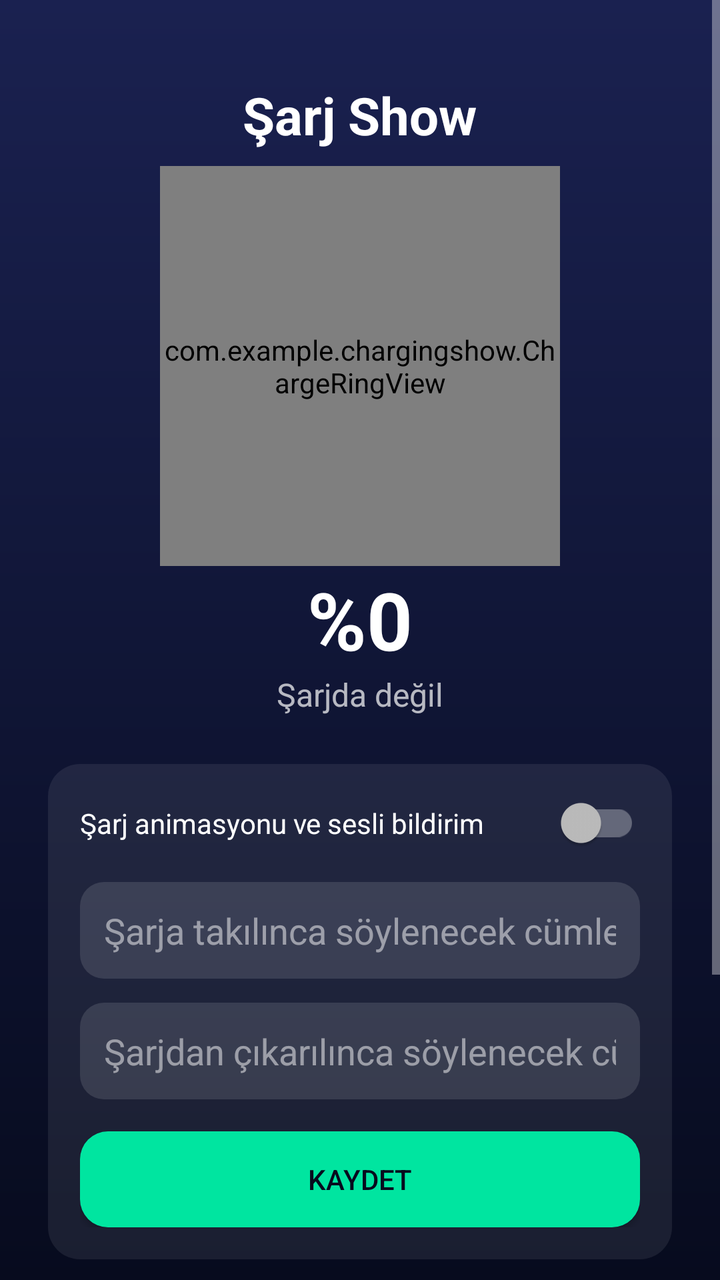
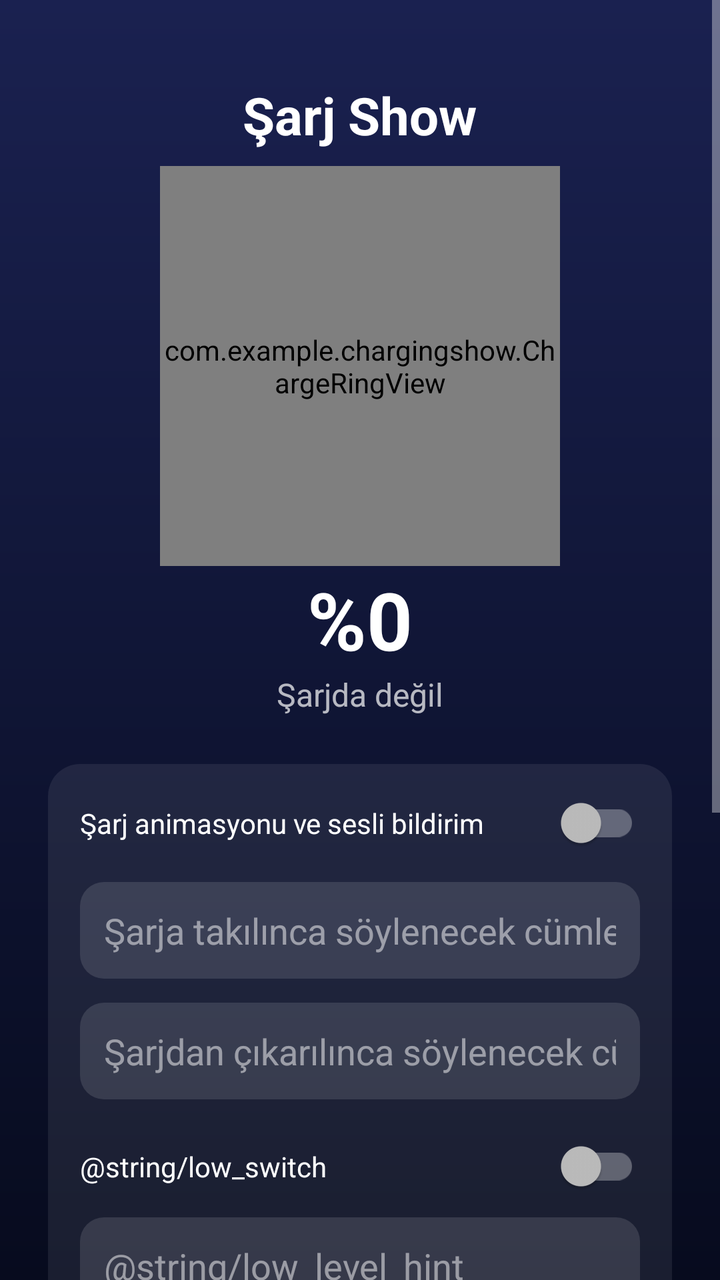

Two renders of the same Android screen: before a commit and after it. Below are the layout's source before the change and the commit's diff.
<!-- AndroidManifest.xml: application theme Theme.ChargingShow -->
<!-- res/layout/activity_settings.xml -->
<?xml version="1.0" encoding="utf-8"?>
<ScrollView xmlns:android="http://schemas.android.com/apk/res/android"
    android:layout_width="match_parent"
    android:layout_height="match_parent"
    android:background="@drawable/bg_gradient"
    android:fillViewport="true">

    <LinearLayout
        android:layout_width="match_parent"
        android:layout_height="wrap_content"
        android:gravity="center_horizontal"
        android:orientation="vertical"
        android:padding="24dp">

        <TextView
            android:layout_width="wrap_content"
            android:layout_height="wrap_content"
            android:layout_marginTop="16dp"
            android:text="@string/app_name"
            android:textColor="@color/text_primary"
            android:textSize="26sp"
            android:textStyle="bold" />

        <com.example.chargingshow.ChargeRingView
            android:id="@+id/ring"
            android:layout_width="200dp"
            android:layout_height="200dp"
            android:layout_marginTop="8dp" />

        <TextView
            android:id="@+id/tvPercent"
            android:layout_width="wrap_content"
            android:layout_height="wrap_content"
            android:text="%0"
            android:textColor="@color/text_primary"
            android:textSize="40sp"
            android:textStyle="bold" />

        <TextView
            android:id="@+id/tvStatus"
            android:layout_width="wrap_content"
            android:layout_height="wrap_content"
            android:text="@string/not_charging"
            android:textColor="@color/text_secondary"
            android:textSize="16sp" />

        <LinearLayout
            android:layout_width="match_parent"
            android:layout_height="wrap_content"
            android:layout_marginTop="24dp"
            android:background="@drawable/bg_card"
            android:orientation="vertical"
            android:padding="16dp">

            <androidx.appcompat.widget.SwitchCompat
                android:id="@+id/switchService"
                android:layout_width="match_parent"
                android:layout_height="wrap_content"
                android:text="@string/service_switch"
                android:textColor="@color/text_primary" />

            <EditText
                android:id="@+id/etPlug"
                android:layout_width="match_parent"
                android:layout_height="wrap_content"
                android:layout_marginTop="16dp"
                android:background="@drawable/bg_input"
                android:hint="@string/plug_text_hint"
                android:inputType="text"
                android:padding="12dp"
                android:textColor="@color/text_primary"
                android:textColorHint="#80FFFFFF" />

            <EditText
                android:id="@+id/etUnplug"
                android:layout_width="match_parent"
                android:layout_height="wrap_content"
                android:layout_marginTop="12dp"
                android:background="@drawable/bg_input"
                android:hint="@string/unplug_text_hint"
                android:inputType="text"
                android:padding="12dp"
                android:textColor="@color/text_primary"
                android:textColorHint="#80FFFFFF" />

            <Button
                android:id="@+id/btnSave"
                android:layout_width="match_parent"
                android:layout_height="wrap_content"
                android:layout_marginTop="16dp"
                android:background="@drawable/bg_button"
                android:text="@string/save"
                android:textColor="@color/bg_dark" />
        </LinearLayout>

        <LinearLayout
            android:layout_width="match_parent"
            android:layout_height="wrap_content"
            android:layout_marginTop="16dp"
            android:background="@drawable/bg_card"
            android:orientation="vertical"
            android:padding="16dp">

            <TextView
                android:id="@+id/tvOverlayState"
                android:layout_width="match_parent"
                android:layout_height="wrap_content"
                android:textColor="@color/text_secondary"
                android:textSize="14sp" />

            <Button
                android:id="@+id/btnOverlay"
                android:layout_width="match_parent"
                android:layout_height="wrap_content"
                android:layout_marginTop="12dp"
                android:background="@drawable/bg_button"
                android:text="@string/overlay_permission"
                android:textColor="@color/bg_dark" />

            <Button
                android:id="@+id/btnHome"
                android:layout_width="match_parent"
                android:layout_height="wrap_content"
                android:layout_marginTop="12dp"
                android:background="@drawable/bg_button"
                android:text="@string/set_default_home"
                android:textColor="@color/bg_dark" />
        </LinearLayout>
    </LinearLayout>
</ScrollView>
<!-- resources referenced by this layout -->
<resources>
  <color name="bg_dark">#070B1E</color>
  <color name="text_primary">#FFFFFF</color>
  <color name="text_secondary">#B3FFFFFF</color>
  <!-- drawable bg_button (drawable) -->
  <?xml version="1.0" encoding="utf-8"?>
  <shape xmlns:android="http://schemas.android.com/apk/res/android" android:shape="rectangle">
      <solid android:color="#00E5A0" />
      <corners android:radius="14dp" />
  </shape>
  <!-- drawable bg_card (drawable) -->
  <?xml version="1.0" encoding="utf-8"?>
  <shape xmlns:android="http://schemas.android.com/apk/res/android" android:shape="rectangle">
      <solid android:color="#14FFFFFF" />
      <corners android:radius="16dp" />
  </shape>
  <!-- drawable bg_gradient (drawable) -->
  <?xml version="1.0" encoding="utf-8"?>
  <shape xmlns:android="http://schemas.android.com/apk/res/android" android:shape="rectangle">
      <gradient
          android:angle="270"
          android:startColor="#1A2150"
          android:endColor="#070B1E" />
  </shape>
  <!-- drawable bg_input (drawable) -->
  <?xml version="1.0" encoding="utf-8"?>
  <shape xmlns:android="http://schemas.android.com/apk/res/android" android:shape="rectangle">
      <solid android:color="#1FFFFFFF" />
      <corners android:radius="12dp" />
  </shape>
  <string name="app_name">Şarj Show</string>
  <string name="not_charging">Şarjda değil</string>
  <string name="overlay_permission">Üstte gösterme iznini aç</string>
  <string name="plug_text_hint">Şarja takılınca söylenecek cümle</string>
  <string name="save">Kaydet</string>
  <string name="service_switch">Şarj animasyonu ve sesli bildirim</string>
  <string name="set_default_home">Osmanlı Launcher\'ı ana ekran yap</string>
  <string name="unplug_text_hint">Şarjdan çıkarılınca söylenecek cümle</string>
  <style name="Theme.ChargingShow" parent="Theme.AppCompat.NoActionBar">
          <item name="android:windowBackground">@color/bg_dark</item>
          <item name="android:statusBarColor">@color/bg_dark</item>
          <item name="android:navigationBarColor">@color/bg_dark</item>
          <item name="colorAccent">@color/neon_green</item>
          <item name="colorControlActivated">@color/neon_green</item>
      </style>
  <color name="neon_green">#00E5A0</color>
</resources>

<!-- the commit's change to res/layout/activity_settings.xml (unified diff, before → after) -->
@@ -83,6 +83,39 @@
                 android:textColor="@color/text_primary"
                 android:textColorHint="#80FFFFFF" />
 
+            <androidx.appcompat.widget.SwitchCompat
+                android:id="@+id/switchLow"
+                android:layout_width="match_parent"
+                android:layout_height="wrap_content"
+                android:layout_marginTop="20dp"
+                android:text="@string/low_switch"
+                android:textColor="@color/text_primary" />
+
+            <EditText
+                android:id="@+id/etLowLevel"
+                android:layout_width="match_parent"
+                android:layout_height="wrap_content"
+                android:layout_marginTop="12dp"
+                android:background="@drawable/bg_input"
+                android:hint="@string/low_level_hint"
+                android:inputType="number"
+                android:maxLength="2"
+                android:padding="12dp"
+                android:textColor="@color/text_primary"
+                android:textColorHint="#80FFFFFF" />
+
+            <EditText
+                android:id="@+id/etLowText"
+                android:layout_width="match_parent"
+                android:layout_height="wrap_content"
+                android:layout_marginTop="12dp"
+                android:background="@drawable/bg_input"
+                android:hint="@string/low_text_hint"
+                android:inputType="text"
+                android:padding="12dp"
+                android:textColor="@color/text_primary"
+                android:textColorHint="#80FFFFFF" />
+
             <Button
                 android:id="@+id/btnSave"
                 android:layout_width="match_parent"
